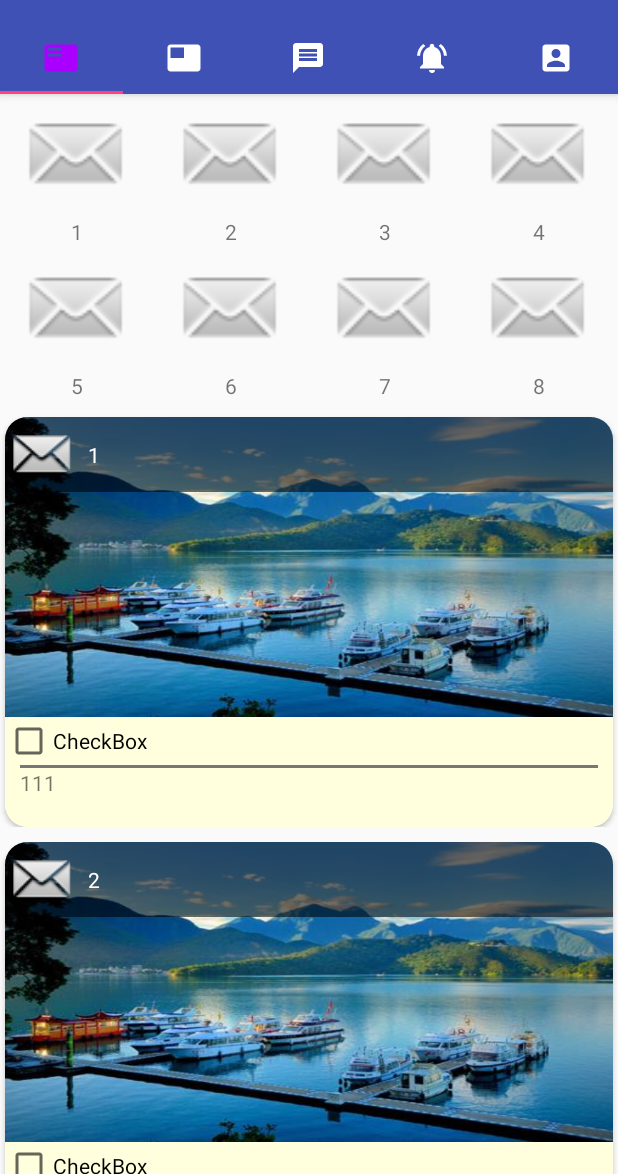
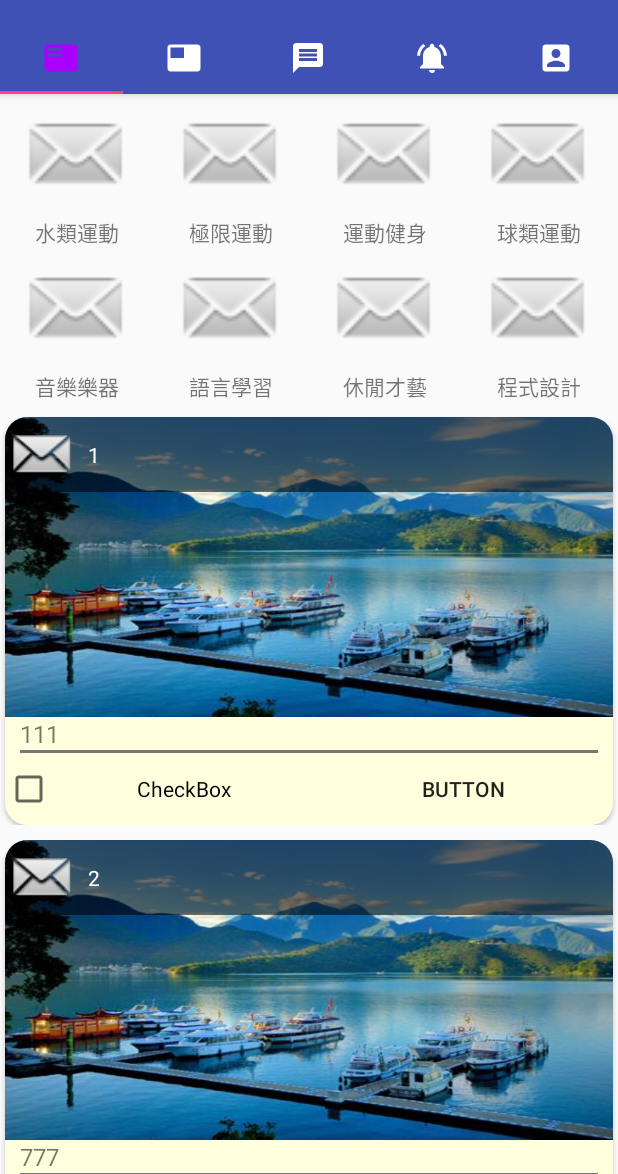
Before and after one commit to aseijuy1995/Master, an Android app: the screen it shows after launch (Master), on a phone screen of 412 x 824 dp, the part 62-1236 px from its top. Run offline under Robolectric (Android 15) with nearby library versions, the phone set to English and light mode, and no system bars.

Commit message:
AE successed

```diff
--- a/app/src/main/java/nom/cp101/master/master/ArticleAdapter.java
+++ b/app/src/main/java/nom/cp101/master/master/ArticleAdapter.java
@@ -83,10 +83,11 @@ public class ArticleAdapter extends RecyclerView.Adapter<ArticleAdapter.ViewHold
             holder.ivHeadAE.setImageResource(articleCourseData.getArticleHeadImg());
             holder.tvHeadAE.setText(articleCourseData.getArticleHeadName());
             holder.ivPictureAE.setImageResource(articleCourseData.getArticleImg());
+            holder.tvTime.setVisibility(View.GONE);
+            holder.tvContentAE.setText(articleCourseData.getArticleContent());
             //先將各篇文章的讚涉違false,當被按下有事件需處理時,再進行運算
             //
             holder.cbAE.setChecked(false);
-            holder.tvContentAE.setText(articleCourseData.getArticleContent());
         }
     }
 
@@ -104,7 +105,7 @@ public class ArticleAdapter extends RecyclerView.Adapter<ArticleAdapter.ViewHold
 
         CardView cvAE;
         ImageView ivHeadAE, ivPictureAE;
-        TextView tvHeadAE, tvContentAE;
+        TextView tvHeadAE, tvTime, tvContentAE;
         CheckBox cbAE;
 
         public ViewHolder(View itemView) {
@@ -115,6 +116,7 @@ public class ArticleAdapter extends RecyclerView.Adapter<ArticleAdapter.ViewHold
             ivHeadAE = (ImageView) itemView.findViewById(R.id.ivHeadAE);
             ivPictureAE = (ImageView) itemView.findViewById(R.id.ivPictureAE);
             tvHeadAE = (TextView) itemView.findViewById(R.id.tvHeadAE);
+            tvTime=(TextView)itemView.findViewById(R.id.tvTime);
             tvContentAE = (TextView) itemView.findViewById(R.id.tvContentAE);
             cbAE = (CheckBox) itemView.findViewById(R.id.cbAE);
         }
--- a/app/src/main/java/nom/cp101/master/master/ArticleData.java
+++ b/app/src/main/java/nom/cp101/master/master/ArticleData.java
@@ -14,18 +14,18 @@ public class ArticleData {
 
     //專業類別之名稱與圖示,將ArticleViewPagerProjectData的物件包裝成一個ArticleViewPagerData內的陣列便於呼叫
     //回傳list為顯示於課程文章上ViewPager中
-    public static final List<ArticleViewPagerData> takeArticleViewPagerDataList() {
+    public static final List<ArticleGridViewData> takeArticleViewPagerDataList() {
 
         List articleViewPagerDataList = new ArrayList<>();
 
-        articleViewPagerDataList.add(new ArticleViewPagerData(android.R.drawable.sym_action_email, "1"));
-        articleViewPagerDataList.add(new ArticleViewPagerData(android.R.drawable.sym_action_email, "2"));
-        articleViewPagerDataList.add(new ArticleViewPagerData(android.R.drawable.sym_action_email, "3"));
-        articleViewPagerDataList.add(new ArticleViewPagerData(android.R.drawable.sym_action_email, "4"));
-        articleViewPagerDataList.add(new ArticleViewPagerData(android.R.drawable.sym_action_email, "5"));
-        articleViewPagerDataList.add(new ArticleViewPagerData(android.R.drawable.sym_action_email, "6"));
-        articleViewPagerDataList.add(new ArticleViewPagerData(android.R.drawable.sym_action_email, "7"));
-        articleViewPagerDataList.add(new ArticleViewPagerData(android.R.drawable.sym_action_email, "8"));
+        articleViewPagerDataList.add(new ArticleGridViewData(android.R.drawable.sym_action_email, R.string.water_sports));
+        articleViewPagerDataList.add(new ArticleGridViewData(android.R.drawable.sym_action_email, R.string.extreme_sport));
+        articleViewPagerDataList.add(new ArticleGridViewData(android.R.drawable.sym_action_email, R.string.work_out));
+        articleViewPagerDataList.add(new ArticleGridViewData(android.R.drawable.sym_action_email, R.string.ball_sports));
+        articleViewPagerDataList.add(new ArticleGridViewData(android.R.drawable.sym_action_email, R.string.musical_instrument));
+        articleViewPagerDataList.add(new ArticleGridViewData(android.R.drawable.sym_action_email, R.string.language_learning));
+        articleViewPagerDataList.add(new ArticleGridViewData(android.R.drawable.sym_action_email, R.string.leisure_talent));
+        articleViewPagerDataList.add(new ArticleGridViewData(android.R.drawable.sym_action_email, R.string.programming));
 
         return articleViewPagerDataList;
     }
@@ -36,7 +36,7 @@ public class ArticleData {
     public static final List<ArticleCourseData> takeArticleCourseDataList() {
 
 //        List articleCourseDataList = new ArrayList<>();
-        List articleCourseDataList = new LinkedList();
+        List<ArticleCourseData> articleCourseDataList = new LinkedList();
 
         articleCourseDataList.add(new ArticleCourseData(android.R.drawable.sym_action_email, "1",R.drawable.a1, 0, "111"));
         articleCourseDataList.add(new ArticleCourseData(android.R.drawable.sym_action_email, "2",R.drawable.a1, 0, "777"));
--- a/app/src/main/java/nom/cp101/master/master/ArticleGridViewAdapter.java
+++ b/app/src/main/java/nom/cp101/master/master/ArticleGridViewAdapter.java
@@ -18,7 +18,7 @@ public class ArticleGridViewAdapter extends BaseAdapter {
     //MasterActivity.this
     Context context;
     //專業類別陣列,其用於類別點選之圖片與名稱
-    List<ArticleViewPagerData> articleViewPagerDataList;
+    List<ArticleGridViewData> articleViewPagerDataList;
 
     public ArticleGridViewAdapter(Context context) {
         this.context = context;
@@ -49,7 +49,7 @@ public class ArticleGridViewAdapter extends BaseAdapter {
             convertView = LayoutInflater.from(context).inflate(R.layout.article_recyclerview_gridview_item, parent, false);
         }
         //依照position抓取顯示的專業類別內之數據
-        ArticleViewPagerData articleViewPagerData = articleViewPagerDataList.get(position);
+        ArticleGridViewData articleViewPagerData = articleViewPagerDataList.get(position);
 
 
         ImageView iv_gridView = (ImageView) convertView.findViewById(R.id.iv_gridView);
--- a/app/src/main/java/nom/cp101/master/master/ArticleViewPagerData.java
+++ b/app/src/main/java/nom/cp101/master/master/ArticleGridViewData.java
@@ -5,11 +5,11 @@ package nom.cp101.master.master;
  */
 
 //此類別為將專業類別名稱與圖示
-public class ArticleViewPagerData {
+public class ArticleGridViewData {
     int projectImg;
-    String projectName;
+    int projectName;
 
-    public ArticleViewPagerData(int projectImg, String projectName) {
+    public ArticleGridViewData(int projectImg, int projectName) {
         this.projectImg = projectImg;
         this.projectName = projectName;
     }
@@ -22,11 +22,11 @@ public class ArticleViewPagerData {
         this.projectImg = projectImg;
     }
 
-    public String getProjectName() {
+    public int getProjectName() {
         return projectName;
     }
 
-    public void setProjectName(String projectName) {
+    public void setProjectName(int projectName) {
         this.projectName = projectName;
     }
 }
--- a/app/src/main/java/nom/cp101/master/master/ExperienceAdapter.java
+++ b/app/src/main/java/nom/cp101/master/master/ExperienceAdapter.java
@@ -4,11 +4,19 @@ import android.content.Context;
 import android.support.annotation.NonNull;
 import android.support.v4.app.FragmentManager;
 import android.support.v4.view.ViewPager;
+import android.support.v7.widget.CardView;
 import android.support.v7.widget.RecyclerView;
 import android.view.LayoutInflater;
 import android.view.View;
 import android.view.ViewGroup;
+import android.widget.CheckBox;
+import android.widget.GridView;
+import android.widget.ImageView;
 import android.widget.TextView;
+
+import java.util.Iterator;
+import java.util.LinkedList;
+import java.util.List;
 
 /**
  * Created by yujie on 2018/4/25.
@@ -19,10 +27,12 @@ public class ExperienceAdapter extends RecyclerView.Adapter<ExperienceAdapter.Vi
     FragmentManager fragmentManager;
     //position為0時,帶入ViewPager其輪播照片
     static final int TYPE_VIEWPAGER = 0;
+    List<ExperienceArticleData> experienceArticleDataList;
 
     public ExperienceAdapter(Context context, FragmentManager fragmentManager) {
         this.context = context;
         this.fragmentManager = fragmentManager;
+        experienceArticleDataList=ExperienceData.takeExperienceArticleDataList();
 
     }
 
@@ -50,9 +60,9 @@ public class ExperienceAdapter extends RecyclerView.Adapter<ExperienceAdapter.Vi
 
             //剩下設置為心得文章顯示區
         }else {
-            view = LayoutInflater.from(context).inflate(R.layout.text_item, parent, false);
-            holder = new ViewHolder(view);
-            holder.tv.setText("??????????????????");
+
+            view = LayoutInflater.from(context).inflate(R.layout.article_experience_item, parent, false);
+
         }
         return new ViewHolder(view);
     }
@@ -61,6 +71,30 @@ public class ExperienceAdapter extends RecyclerView.Adapter<ExperienceAdapter.Vi
     @Override
     public void onBindViewHolder(@NonNull ExperienceAdapter.ViewHolder holder, int position) {
 
+        if (getItemViewType(position) != TYPE_VIEWPAGER) {
+            //將數據倒序排列
+            //排序過後有數據亂掉的問題
+
+//            Collections.sort(articleCourseDataList);
+//            Collections.reverse(articleCourseDataList);
+
+//            Iterator iterator=((LinkedList)articleCourseDataList).descendingIterator();
+
+            //因position=0時,因有置入gridView所以position需-1來帶入,否則會導致IndexOutOfBoundsException超出index的例外
+            ExperienceArticleData experienceArticleData=experienceArticleDataList.get(position);
+
+            //將list存放各ArticleCourseData物件內的各文章資料取出顯示
+            holder.ivHeadAE.setImageResource(experienceArticleData.getExperienceHeadImg());
+            holder.tvHeadAE.setText(experienceArticleData.getExperienceHeadName());
+            holder.ivPictureAE.setImageResource(experienceArticleData.getExperienceImg());
+            //Date轉成String?
+            //
+            holder.tvTime.setText(experienceArticleData.getExperienceTime().toString());
+            holder.tvContentAE.setText(experienceArticleData.getExperienceContent());
+            //先將各篇文章的讚涉違false,當被按下有事件需處理時,再進行運算
+            //
+            holder.cbAE.setChecked(false);
+        }
     }
 
 
@@ -74,14 +108,22 @@ public class ExperienceAdapter extends RecyclerView.Adapter<ExperienceAdapter.Vi
     public class ViewHolder extends RecyclerView.ViewHolder {
         ViewPager vp_experience;
 
-        TextView tv;
+        CardView cvAE;
+        ImageView ivHeadAE, ivPictureAE;
+        TextView tvHeadAE, tvTime, tvContentAE;
+        CheckBox cbAE;
 
         public ViewHolder(View itemView) {
             super(itemView);
             vp_experience = (ViewPager) itemView.findViewById(R.id.vp_experience);
 
-            tv = (TextView) itemView.findViewById(R.id.tv);
-
+            cvAE = (CardView) itemView.findViewById(R.id.cvAE);
+            ivHeadAE = (ImageView) itemView.findViewById(R.id.ivHeadAE);
+            ivPictureAE = (ImageView) itemView.findViewById(R.id.ivPictureAE);
+            tvHeadAE = (TextView) itemView.findViewById(R.id.tvHeadAE);
+            tvTime=(TextView)itemView.findViewById(R.id.tvTime);
+            tvContentAE = (TextView) itemView.findViewById(R.id.tvContentAE);
+            cbAE = (CheckBox) itemView.findViewById(R.id.cbAE);
         }
     }
 }
--- /dev/null
+++ b/app/src/main/java/nom/cp101/master/master/ExperienceArticleData.java
@@ -0,0 +1,80 @@
+package nom.cp101.master.master;
+
+import java.util.Date;
+
+/**
+ * Created by yujie on 2018/4/27.
+ */
+//各心得文章將包成此一類別
+public class ExperienceArticleData {
+
+    //發文者頭貼
+    int experienceHeadImg;
+    //發文者名
+    String experienceHeadName;
+    //發文者圖片
+    int experienceImg;
+    //發文時間
+    Date experienceTime;
+    //文章讚
+    int experienceLaud;
+    //文章內容
+    String experienceContent;
+
+    public ExperienceArticleData(int experienceHeadImg, String experienceHeadName, int experienceImg, Date experienceTime, int experienceLaud, String experienceContent) {
+        this.experienceHeadImg = experienceHeadImg;
+        this.experienceHeadName = experienceHeadName;
+        this.experienceImg = experienceImg;
+        this.experienceTime = experienceTime;
+        this.experienceLaud = experienceLaud;
+        this.experienceContent = experienceContent;
+    }
+
+    public int getExperienceHeadImg() {
+        return experienceHeadImg;
+    }
+
+    public void setExperienceHeadImg(int experienceHeadImg) {
+        this.experienceHeadImg = experienceHeadImg;
+    }
+
+    public String getExperienceHeadName() {
+        return experienceHeadName;
+    }
+
+    public void setExperienceHeadName(String experienceHeadName) {
+        this.experienceHeadName = experienceHeadName;
+    }
+
+    public int getExperienceImg() {
+        return experienceImg;
+    }
+
+    public void setExperienceImg(int experienceImg) {
+        this.experienceImg = experienceImg;
+    }
+
+    public Date getExperienceTime() {
+        return experienceTime;
+    }
+
+    public void setExperienceTime(Date experienceTime) {
+        this.experienceTime = experienceTime;
+    }
+
+    public int getExperienceLaud() {
+        return experienceLaud;
+    }
+
+    public void setExperienceLaud(int experienceLaud) {
+        this.experienceLaud = experienceLaud;
+    }
+
+    public String getExperienceContent() {
+        return experienceContent;
+    }
+
+    public void setExperienceContent(String experienceContent) {
+        this.experienceContent = experienceContent;
+    }
+}
--- a/app/src/main/java/nom/cp101/master/master/ExperienceData.java
+++ b/app/src/main/java/nom/cp101/master/master/ExperienceData.java
@@ -2,27 +2,17 @@ package nom.cp101.master.master;
 
 
 import java.util.ArrayList;
+import java.util.Date;
+import java.util.LinkedList;
 import java.util.List;
 
 /**
  * Created by yujie on 2018/4/25.
  */
 
+//此類別為課程文章需呼叫的各method
 public class ExperienceData{
     static List experienceImgList;
-    int Img;
-
-//    public ExperienceData(int img) {
-//        Img = img;
-//    }
-//
-//    public int getImg() {
-//        return Img;
-//    }
-//
-//    public void setImg(int img) {
-//        Img = img;
-//    }
 
     //存著置在ExperienceViewPager內的ExperienceViewPagerData陣列
     public static List<ExperienceViewPagerData> takeExperienceViewPagerDataList() {
@@ -39,5 +29,22 @@ public class ExperienceData{
     }
 
 
+    //專業類別之名稱與圖示,將ArticleViewPagerProjectData的物件包裝成一個ArticleViewPagerData內的陣列便於呼叫
+    //回傳list為顯示於課程文章上ViewPager中
+    public static final List<ExperienceArticleData> takeExperienceArticleDataList() {
+
+        List<ExperienceArticleData> experienceArticleDataList = new LinkedList();
+
+        experienceArticleDataList.add(new ExperienceArticleData(android.R.drawable.sym_action_email, "7",R.drawable.a1, new Date(),0, "111"));
+        experienceArticleDataList.add(new ExperienceArticleData(android.R.drawable.sym_action_email, "8",R.drawable.a1, new Date(),0, "777"));
+        experienceArticleDataList.add(new ExperienceArticleData(android.R.drawable.sym_action_email, "9",R.drawable.a2, new Date(),0, "555"));
+        experienceArticleDataList.add(new ExperienceArticleData(android.R.drawable.sym_action_email, "10",R.drawable.a2, new Date(),0, "111"));
+        experienceArticleDataList.add(new ExperienceArticleData(android.R.drawable.sym_action_email, "11",R.drawable.a3, new Date(),0, "222"));
+        experienceArticleDataList.add(new ExperienceArticleData(android.R.drawable.sym_action_email, "12",R.drawable.a3, new Date(),0, "333"));
+
+        return experienceArticleDataList;
+    }
+
+
 
 }
--- a/app/src/main/res/layout/article_experience_item.xml
+++ b/app/src/main/res/layout/article_experience_item.xml
@@ -60,11 +60,25 @@
 
             </FrameLayout>
 
-            <CheckBox
-                android:id="@+id/cbAE"
+            <TextView
+                android:id="@+id/tvTime"
                 android:layout_width="match_parent"
                 android:layout_height="wrap_content"
-                android:text="CheckBox" />
+                android:gravity="end"
+                android:padding="5dp"
+                android:text="TextView"
+                android:textColor="#aaaaaa"
+                android:textSize="10sp" />
+
+            <TextView
+                android:id="@+id/tvContentAE"
+                android:layout_width="match_parent"
+                android:layout_height="wrap_content"
+                android:layout_marginLeft="10dp"
+                android:layout_marginRight="10dp"
+                android:layout_marginStart="10dp"
+                android:text="TextView"
+                android:textSize="16sp" />
 
             <View
                 android:layout_width="match_parent"
@@ -73,15 +87,29 @@
                 android:layout_marginRight="10dp"
                 android:background="#777777" />
 
-            <TextView
-                android:id="@+id/tvContentAE"
+            <LinearLayout
                 android:layout_width="match_parent"
-                android:layout_height="wrap_content"
-                android:layout_marginBottom="20dp"
-                android:layout_marginLeft="10dp"
-                android:layout_marginRight="10dp"
-                android:text="TextView"
-                android:textSize="14sp" />
+                android:layout_height="match_parent"
+                android:orientation="horizontal">
+
+                <CheckBox
+                    android:id="@+id/cbAE"
+                    android:layout_width="wrap_content"
+                    android:layout_height="wrap_content"
+                    android:layout_weight="1"
+                    android:gravity="center"
+                    android:text="CheckBox" />
+
+                <Button
+                    android:id="@+id/button"
+                    android:layout_width="wrap_content"
+                    android:layout_height="wrap_content"
+                    android:layout_weight="1"
+                    android:background="#00ffffff"
+                    android:gravity="center"
+                    android:text="Button" />
+            </LinearLayout>
+
         </LinearLayout>
 
     </android.support.v7.widget.CardView>
--- a/app/src/main/res/values/strings.xml
+++ b/app/src/main/res/values/strings.xml
@@ -1,4 +1,24 @@
 <resources>
+
+
+    <!--專業類別名稱-->
+    <string name="water_sports">水類運動</string>
+    <string name="extreme_sport">極限運動</string>
+    <string name="work_out">運動健身</string>
+    <string name="ball_sports">球類運動</string>
+    <string name="musical_instrument">音樂樂器</string>
+    <string name="language_learning">語言學習</string>
+    <string name="leisure_talent">休閒才藝</string>
+    <string name="programming">程式設計</string>
+
+
+
+
+
+
+
+
+
     <string name="app_name">Master</string>
     <string name="addText">add_text</string>
     <string name="searchData">search_data</string>
```
